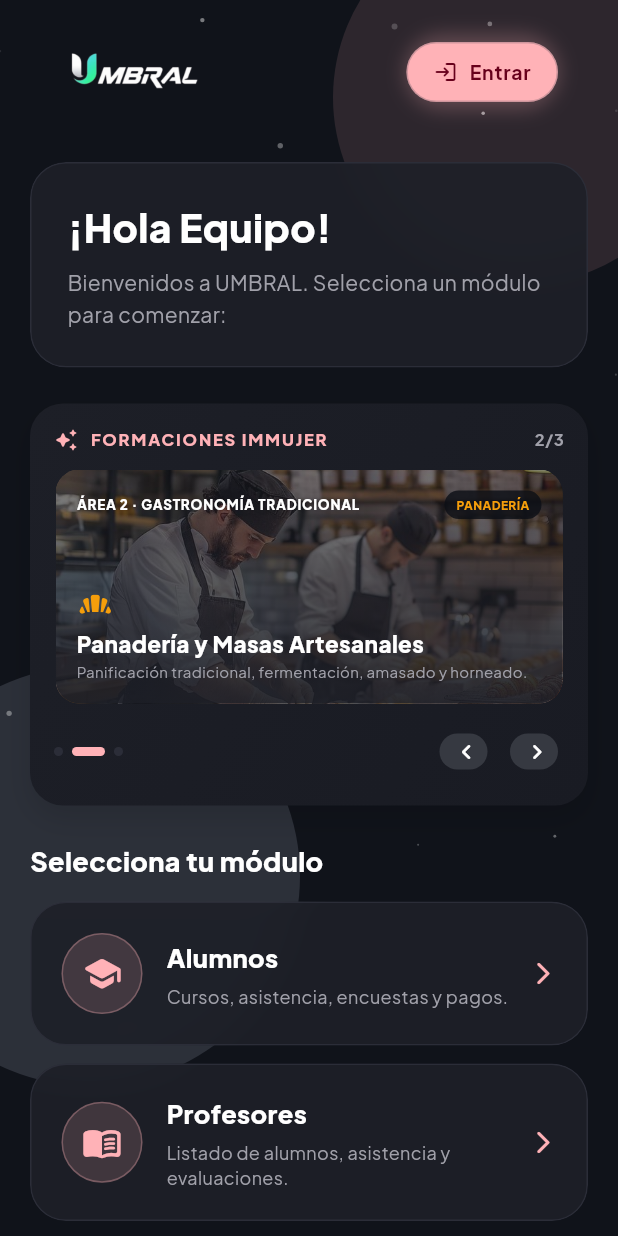
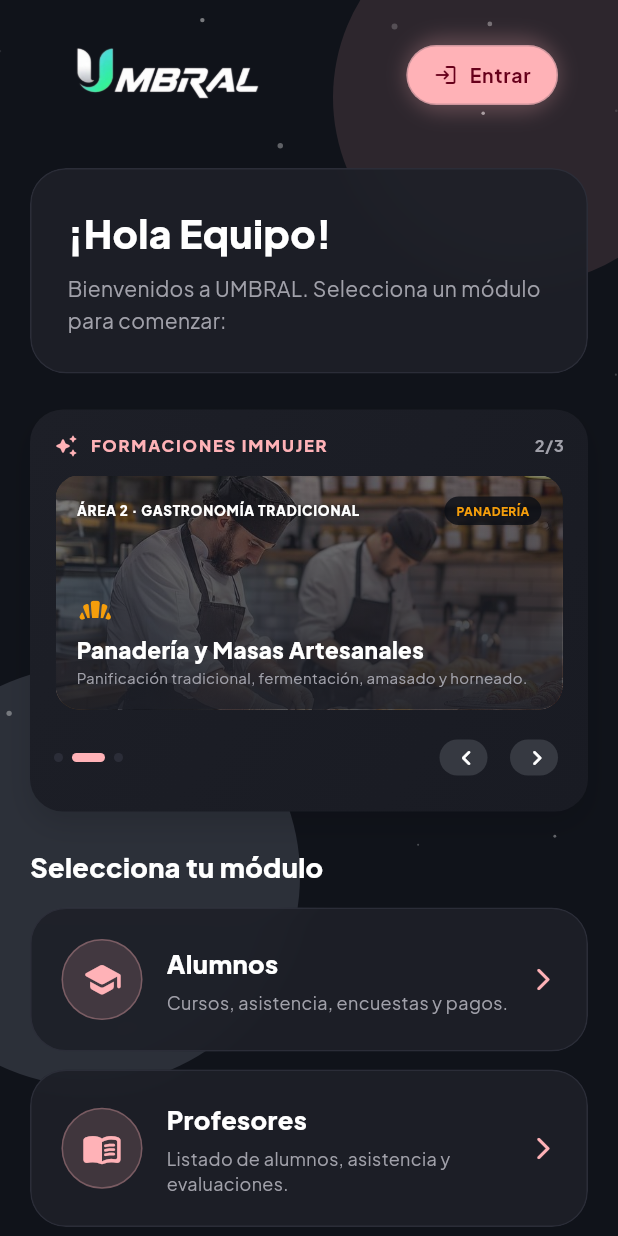
Before and after one commit to VladimirArguelles/umbral_immujer, a Flutter app: the screen it shows after launch, on a phone screen of 412 x 824 dp. Run offline on Flutter 3.47's test engine with Material 3 defaults, Android fonts, the phone set to English and light mode, and no system bars; our stand-ins replace go_router, google_fonts, image_picker, material_symbols_icons, supabase_flutter; accounts and stored records are empty; project files that could hold a hidden picture were left out.

Commit message:
Aumenta el tamaño del logo en landing
Co-authored-by: Copilot <223556219+Copilot@users.noreply.github.com>

```diff
--- a/lib/features/landing/presentation/widgets/landing_top_bar.dart
+++ b/lib/features/landing/presentation/widgets/landing_top_bar.dart
@@ -20,7 +20,7 @@ class LandingTopBar extends StatelessWidget {
             tag: 'app_logo_umbral',
             child: Image.asset(
               'assets/images/Logo Umbral.png',
-              height: 36,
+              height: 52,
               fit: BoxFit.contain,
               errorBuilder: (context, error, stackTrace) {
                 return Text(
```
Also changed, not shown: 2 other files.
